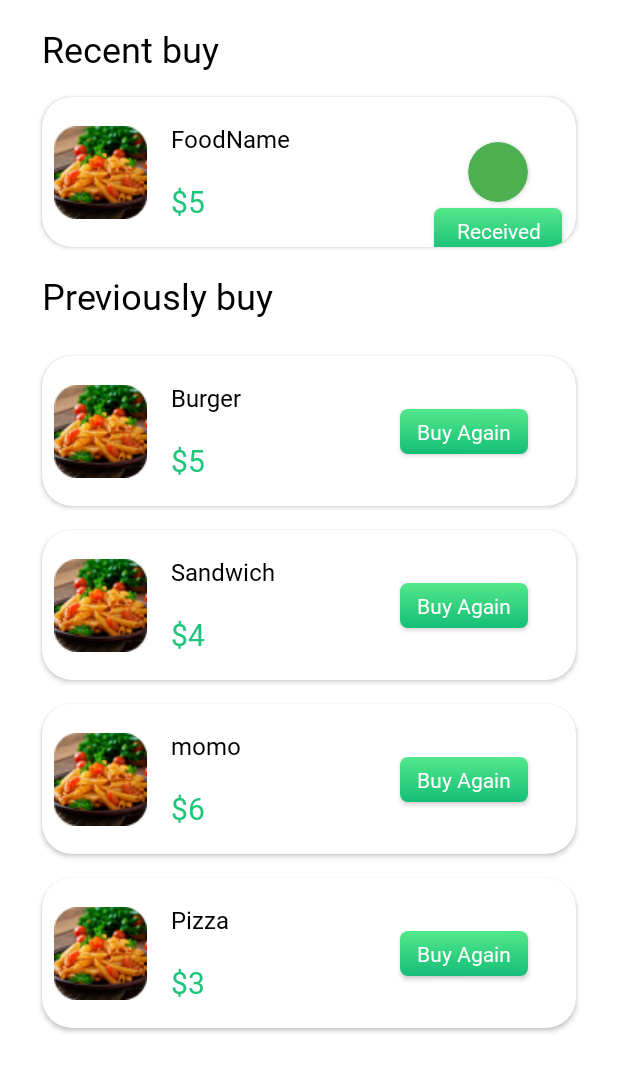
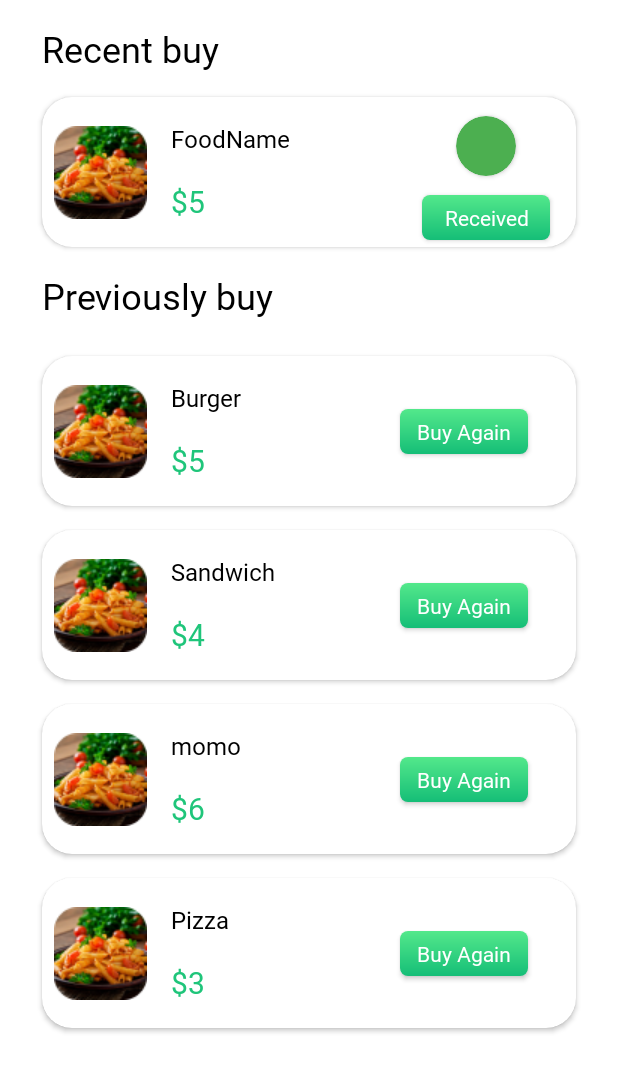
Before and after one commit to Aman-Agrawal-22/Waves-of-Food, an Android app: the fragment HistoryFragment shown on its own in the app's theme, on a phone screen of 412 x 824 dp. Shown: the top 1072 px of the screen. Run offline under Robolectric (Android 15) with nearby library versions, the phone set to English and light mode, and no system bars.

Commit message:
Update fragment_history.xml
Added Received Button in Fragment History

```diff
--- a/app/src/main/res/layout/fragment_history.xml
+++ b/app/src/main/res/layout/fragment_history.xml
@@ -7,7 +7,6 @@
     android:background="@color/white"
     tools:context=".Fragment.HistoryFragment">
 
-    <!-- TODO: Update blank fragment layout -->
     <androidx.constraintlayout.widget.ConstraintLayout
         android:layout_width="match_parent"
         android:layout_height="match_parent"
@@ -87,10 +86,11 @@
                     android:id="@+id/orderStatus"
                     android:layout_width="40dp"
                     android:layout_height="40dp"
-                    android:layout_marginEnd="32dp"
+                    android:layout_marginTop="8dp"
+                    android:layout_marginEnd="40dp"
                     app:cardBackgroundColor="#4CAF50"
                     app:cardCornerRadius="20dp"
-                    app:layout_constraintBottom_toBottomOf="parent"
+                    app:layout_constraintBottom_toTopOf="@+id/receivedButton"
                     app:layout_constraintEnd_toEndOf="parent"
                     app:layout_constraintTop_toTopOf="parent" />
 
@@ -110,6 +110,7 @@
                     app:layout_constraintHorizontal_bias="0.5"
                     app:layout_constraintStart_toStartOf="@+id/orderStatus"
                     app:layout_constraintTop_toBottomOf="@+id/orderStatus" />
+
             </androidx.constraintlayout.widget.ConstraintLayout>
 
         </androidx.cardview.widget.CardView>
```
